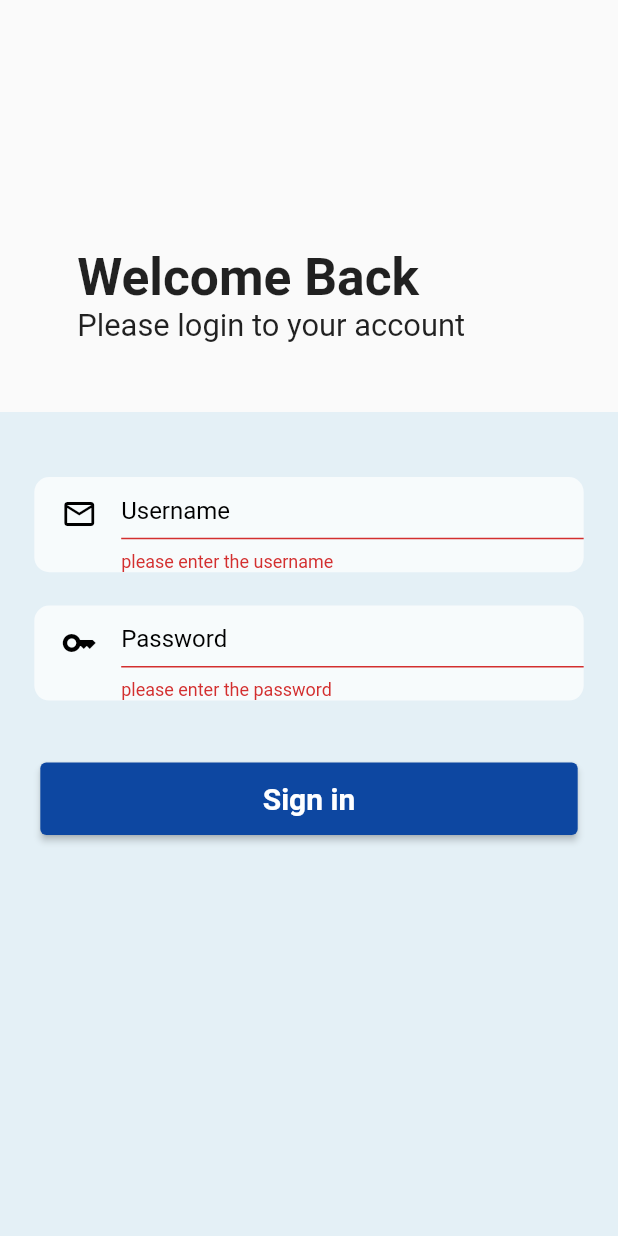
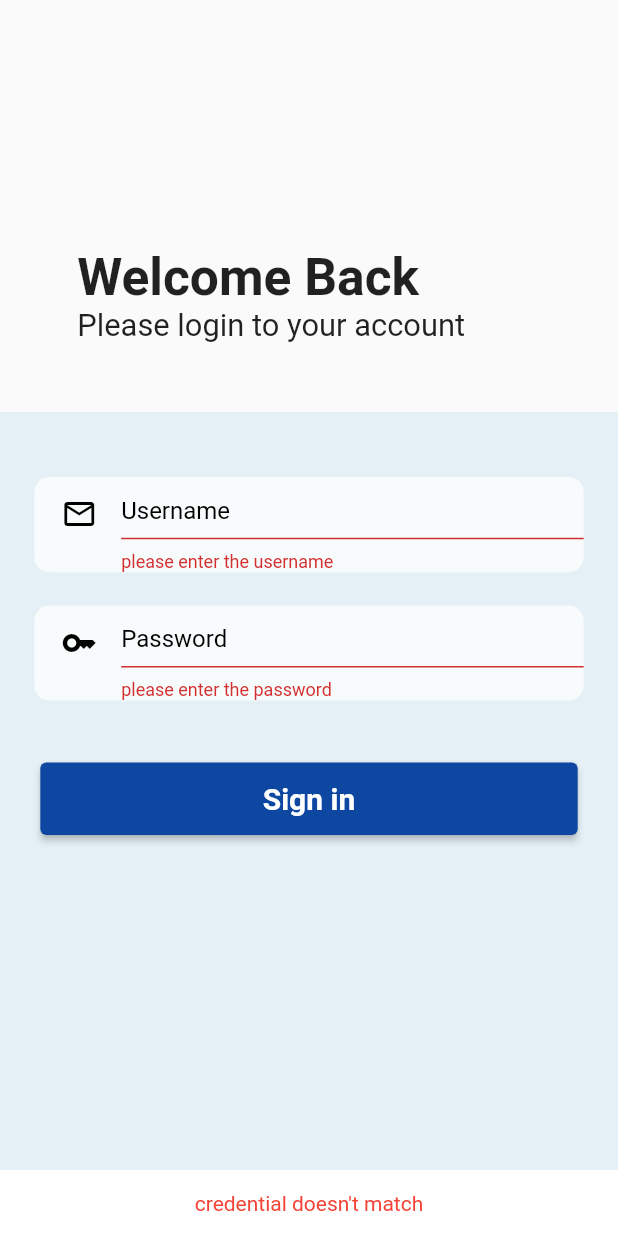
Before and after one commit to Mithunms1234/pixbit_mt, a Flutter app: the screen it shows after launch, after a tap on "Sign in", on a phone screen of 412 x 824 dp. Run offline on Flutter 3.47's test engine with Material 2 defaults, Android fonts, the light colour scheme and no system bars; our stand-ins replace shared_preferences; network calls fail.

Commit message:
second commit

```diff
--- a/lib/LoginScreen.dart
+++ b/lib/LoginScreen.dart
@@ -1,4 +1,8 @@
+import 'dart:convert';
+
 import 'package:flutter/material.dart';
+import 'package:http/http.dart';
+import 'package:shared_preferences/shared_preferences.dart';
 
 import 'Employee.dart';
 
@@ -10,11 +14,34 @@ class LoginScreen extends StatefulWidget {
 }
 
 class _LoginScreenState extends State<LoginScreen> {
-
   TextEditingController username = TextEditingController();
   TextEditingController password = TextEditingController();
 
   GlobalKey<FormState> namekey = GlobalKey<FormState>();
+
+  loginapi() async {
+    var body = {"email": username.text, "password": password.text};
+    var response = await post(Uri.parse("http://training.pixbit.in/api/login"),
+        body: body);
+    var responseBody = jsonDecode(response.body);
+    print(responseBody);
+
+    if (responseBody["message"] == "User Logged in") {
+      SharedPreferences sharedpref = await SharedPreferences.getInstance();
+      await sharedpref.setString(
+          "access_token", responseBody["data"]["access_token"]);
+      Navigator.of(context).push(MaterialPageRoute(
+        builder: (context) => Empoloyee(),
+      ));
+    } else {
+      ScaffoldMessenger.of(context).showSnackBar(const SnackBar(
+        content: Center(
+            child: Text("credential doesn't match",
+                style: TextStyle(color: Colors.red))),
+        backgroundColor: Colors.white,
+      ));
+    }
+  }
 
   @override
   Widget build(BuildContext context) {
@@ -22,51 +49,73 @@ class _LoginScreenState extends State<LoginScreen> {
     var screenW = MediaQuery.of(context).size.width;
 
     return Scaffold(
-      body:
-      SingleChildScrollView(
+      body: SingleChildScrollView(
         physics: const BouncingScrollPhysics(),
-        child: SizedBox(height: screenH,
+        child: SizedBox(
+          height: screenH,
           child: Column(
             children: [
-              Expanded(flex: 1,
-                  child: SizedBox(width: screenW,
+              Expanded(
+                  flex: 1,
+                  child: SizedBox(
+                    width: screenW,
                     child: Padding(
-                      padding: EdgeInsets.fromLTRB(screenW/8,screenH/5,0,0),
-                      child: Column(crossAxisAlignment: CrossAxisAlignment.start,
+                      padding:
+                          EdgeInsets.fromLTRB(screenW / 8, screenH / 5, 0, 0),
+                      child: Column(
+                        crossAxisAlignment: CrossAxisAlignment.start,
                         children: [
-                          Text("Welcome Back",style: TextStyle(fontSize: screenW/12, fontWeight: FontWeight.bold)),
-                          Text("Please login to your account",style: TextStyle(fontSize: screenW/20)),
+                          Text("Welcome Back",
+                              style: TextStyle(
+                                  fontSize: screenW / 12,
+                                  fontWeight: FontWeight.bold)),
+                          Text("Please login to your account",
+                              style: TextStyle(fontSize: screenW / 20)),
                         ],
                       ),
                     ),
-                  )
-              ),
-              Expanded(flex: 2,
+                  )),
+              Expanded(
+                  flex: 2,
                   child: Container(
                     color: const Color(0xffe4f0f6),
-                    child: Form(key: namekey,
+                    child: Form(
+                      key: namekey,
                       child: Column(
                         children: [
                           Padding(
                             padding: EdgeInsets.only(
-                                left: screenW/18, right: screenW/18, top: screenH/19),
+                                left: screenW / 18,
+                                right: screenW / 18,
+                                top: screenH / 19),
                             child: Container(
                               decoration: BoxDecoration(
                                   borderRadius: BorderRadius.circular(10),
                                   color: Colors.white70),
-                              height: screenH/13,
+                              height: screenH / 13,
                               child: Padding(
                                 padding: EdgeInsets.only(
-                                    left: screenW/23, right: 0, top: screenH/100),
+                                    left: screenW / 23,
+                                    right: 0,
+                                    top: screenH / 100),
                                 child: TextFormField(
-                                  validator:(v){
-                                    if(v!.isEmpty){
+                                  controller: username,
+                                  validator: (v) {
+                                    if (v!.isEmpty) {
                                       return "please enter the username";
                                     }
+                                    if (v.contains(" ")) {
+                                      return "username should not contain space";
+                                    }
+
+                                    var alpbt = RegExp(r'^[a-zA-Z0-9.@]+$');
+                                    if (!alpbt.hasMatch(v)) {
+                                      return 'Invalid characters. Only alphanumeric characters are allowed';
+                                    }
+                                    return null;
                                   },
                                   decoration: const InputDecoration(
-                                      hintStyle: TextStyle(
-                                          color: Colors.black),
+                                      hintStyle: TextStyle(color: Colors.black),
                                       hintText: "Username",
                                       icon: Icon(Icons.mail_outline,
                                           color: Colors.black),
@@ -77,63 +126,78 @@ class _LoginScreenState extends State<LoginScreen> {
                           ),
                           Padding(
                             padding: EdgeInsets.only(
-                                left: screenW/18, right: screenW/18, top: screenH/37),
+                                left: screenW / 18,
+                                right: screenW / 18,
+                                top: screenH / 37),
                             child: Container(
                               decoration: BoxDecoration(
                                   borderRadius: BorderRadius.circular(10),
                                   color: Colors.white70),
-                              height: screenH/13,
+                              height: screenH / 13,
                               child: Padding(
                                 padding: EdgeInsets.only(
-                                    left: screenW/23, right: 0, top: screenH/100),
+                                    left: screenW / 23,
+                                    right: 0,
+                                    top: screenH / 100),
                                 child: TextFormField(
-                                  validator:(v){
-                                    if(v!.isEmpty){
+                                  controller: password,
+                                  validator: (v) {
+                                    if (v!.isEmpty) {
                                       return "please enter the password";
+                                    }
+                                    if (v.length < 5) {
+                                      return "password is too short";
+                                    }
+                                    var passwordRegex =
+                                        RegExp(r'^[a-zA-Z0-9@]+$');
+                                    if (!passwordRegex.hasMatch(v)) {
+                                      return "Invalid characters. Only alphanumeric characters and @ are allowed";
                                     }
                                   },
                                   decoration: const InputDecoration(
-                                      hintStyle: TextStyle(
-                                          color: Colors.black),
+                                      hintStyle: TextStyle(color: Colors.black),
                                       hintText: "Password",
-                                      icon: Icon(Icons.key,
-                                          color: Colors.black),
+                                      icon:
+                                          Icon(Icons.key, color: Colors.black),
                                       enabledBorder: InputBorder.none),
                                 ),
                               ),
                             ),
                           ),
-                          SizedBox(height: screenH/20),
-                          SizedBox(width: screenW/1.15,height: screenH/17,
+                          SizedBox(height: screenH / 20),
+                          SizedBox(
+                            width: screenW / 1.15,
+                            height: screenH / 17,
                             child: ElevatedButton(
-                                style: ButtonStyle(backgroundColor: MaterialStatePropertyAll(Colors.blue[900])),
+                                style: ButtonStyle(
+                                    backgroundColor: MaterialStatePropertyAll(
+                                        Colors.blue[900])),
                                 onPressed: () {
                                   var s = namekey.currentState!.validate();
-                                if(s == true){
-                                  Navigator.of(context).push(
-                                      MaterialPageRoute(
-                                        builder: (context) {
-                                          return
-                                            Empoloyee();
-                                        },)
-                                  );
-                                }
-                                else
-                                {
+                                  if (s == true) {
+                                    loginapi();
+                                  } else {
                                     print("not working");
+                                    ScaffoldMessenger.of(context)
+                                        .showSnackBar(const SnackBar(
+                                      content: Center(
+                                          child: Text(
+                                              "credential doesn't match",
+                                              style: TextStyle(
+                                                  color: Colors.red))),
+                                      backgroundColor: Colors.white,
+                                    ));
                                   }
                                 },
-                              child:Text("Sign in",
+                                child: Text("Sign in",
                                     style: TextStyle(
                                         fontSize: 20,
-                                      fontWeight: FontWeight.w600))
-                            ),
+                                        fontWeight: FontWeight.w600))),
                           ),
                         ],
                       ),
                     ),
-                  )
-              )
+                  ))
             ],
           ),
         ),
--- a/pubspec.yaml
+++ b/pubspec.yaml
@@ -36,6 +36,7 @@ dependencies:
   # Use with the CupertinoIcons class for iOS style icons.
   cupertino_icons: ^1.0.2
   http: ^1.1.0
+  shared_preferences: ^2.2.0
 
 dev_dependencies:
   flutter_test:
```
Also changed, not shown: lib/Add employee.dart (+9 -6 lines), lib/Employee details screen.dart (+26 -10 lines), lib/Employee.dart (+66 -25 lines), pubspec.lock, 1 other file. Lines whose indentation alone changed are shown as unchanged.
